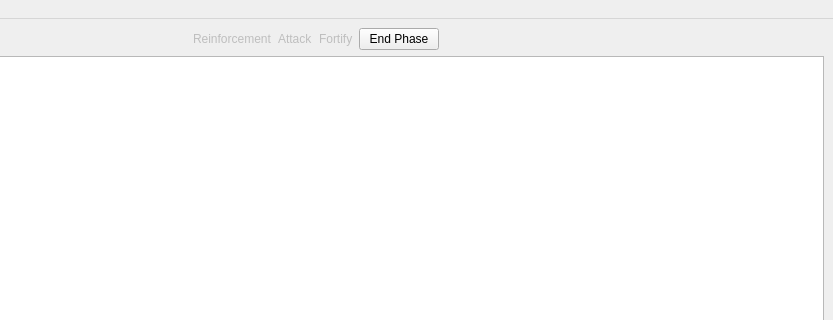
Above: gui/mainscreen.ui from TaimoorRana/Risk before the change; both pictures show x 201 to 1034 and y 0 to 320 of the 1034 by 730 pixel window. Below: the same form after it.
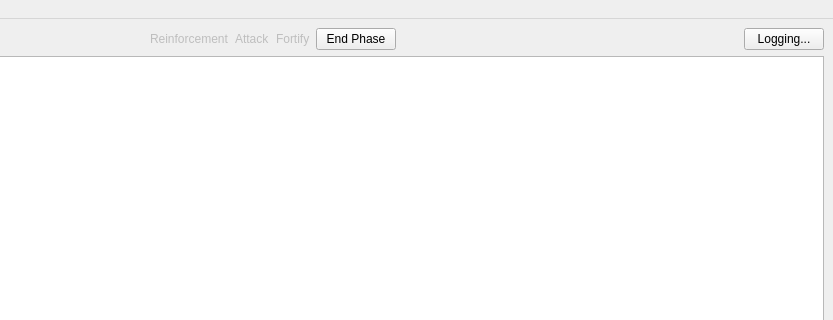
That is the form after the change.

Commit message: Added button to top horizontal layout, logging options, which makes a QDialog window appear with three radio buttons

The edit to the form file:
```diff
--- a/gui/mainscreen.ui
+++ b/gui/mainscreen.ui
@@ -87,6 +87,13 @@
             </property>
            </spacer>
           </item>
+          <item>
+           <widget class="QPushButton" name="loggingOptionsPushButton">
+            <property name="text">
+             <string>Logging...</string>
+            </property>
+           </widget>
+          </item>
          </layout>
         </item>
        </layout>
```
Left out of the diff: 9 changed lines with no effect on the pictures. The commit also changes 6 other files.
